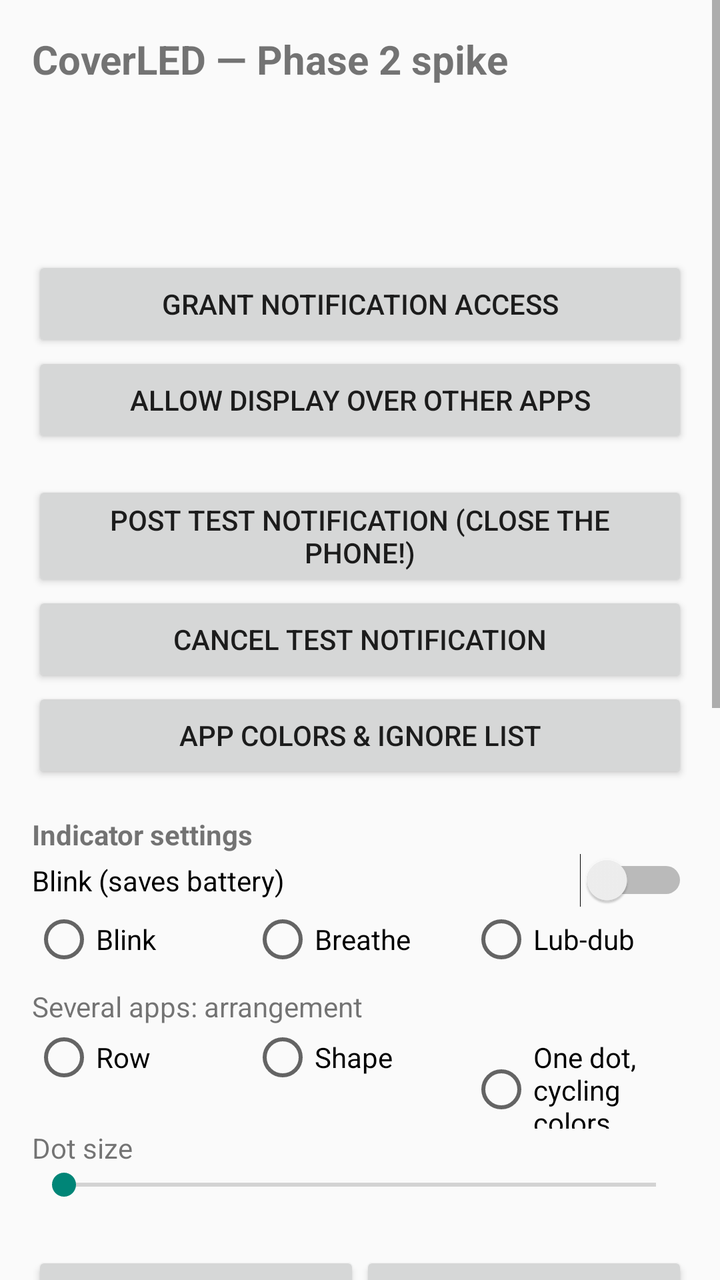
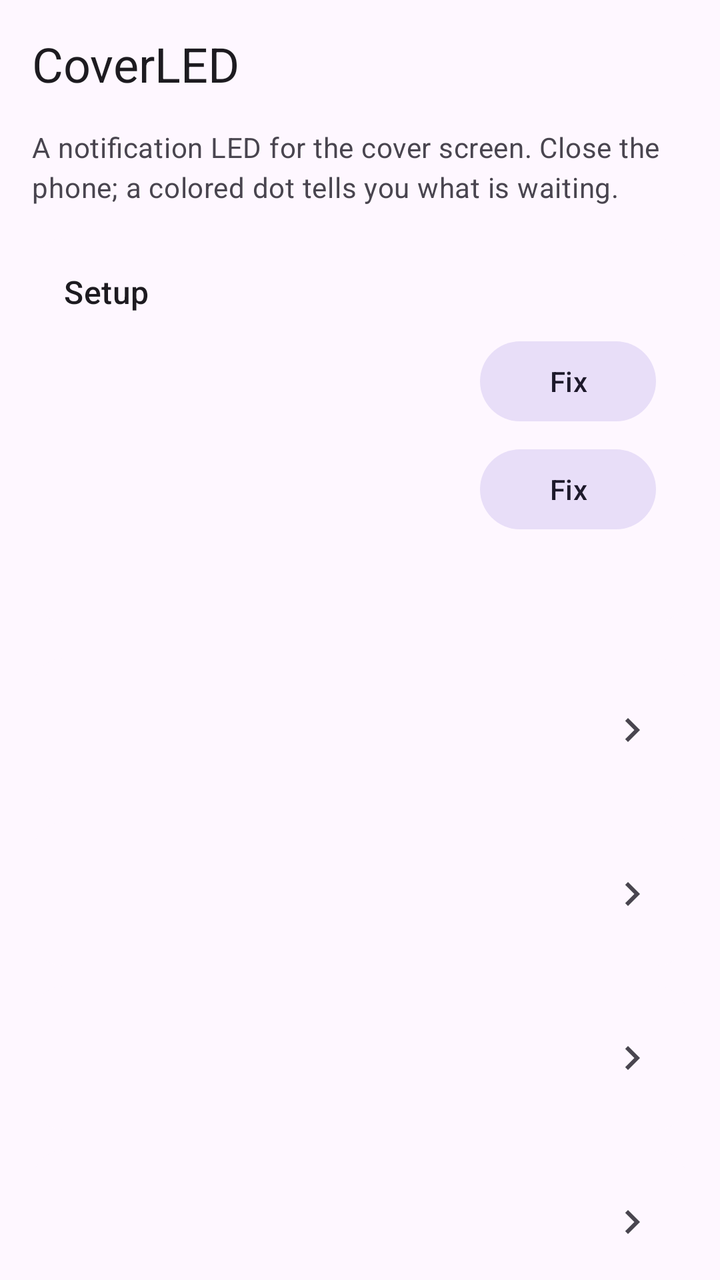

Compare the two renders of this Android layout. The source of the first and the diff that turns it into the second are given below.
<!-- AndroidManifest.xml: application theme Theme.CoverLED -->
<!-- res/layout/activity_main.xml -->
<?xml version="1.0" encoding="utf-8"?>
<ScrollView xmlns:android="http://schemas.android.com/apk/res/android"
    android:layout_width="match_parent"
    android:layout_height="match_parent">

    <LinearLayout
        android:layout_width="match_parent"
        android:layout_height="wrap_content"
        android:orientation="vertical"
        android:padding="16dp">

        <TextView
            android:layout_width="match_parent"
            android:layout_height="wrap_content"
            android:text="CoverLED — Phase 2 spike"
            android:textSize="20sp"
            android:textStyle="bold" />

        <TextView
            android:id="@+id/txtDisplays"
            android:layout_width="match_parent"
            android:layout_height="wrap_content"
            android:layout_marginTop="12dp"
            android:fontFamily="monospace"
            android:textSize="12sp" />

        <TextView
            android:id="@+id/txtFold"
            android:layout_width="match_parent"
            android:layout_height="wrap_content"
            android:layout_marginTop="12dp"
            android:fontFamily="monospace"
            android:textSize="12sp" />

        <TextView
            android:id="@+id/txtAccess"
            android:layout_width="match_parent"
            android:layout_height="wrap_content"
            android:layout_marginTop="12dp"
            android:fontFamily="monospace"
            android:textSize="12sp" />

        <Button
            android:id="@+id/btnAccess"
            android:layout_width="match_parent"
            android:layout_height="wrap_content"
            android:text="Grant notification access" />

        <Button
            android:id="@+id/btnOverlay"
            android:layout_width="match_parent"
            android:layout_height="wrap_content"
            android:text="Allow display over other apps" />

        <TextView
            android:id="@+id/txtState"
            android:layout_width="match_parent"
            android:layout_height="wrap_content"
            android:fontFamily="monospace"
            android:textSize="12sp" />

        <Button
            android:id="@+id/btnTestNotif"
            android:layout_width="match_parent"
            android:layout_height="wrap_content"
            android:text="Post test notification (close the phone!)" />

        <Button
            android:id="@+id/btnCancelNotif"
            android:layout_width="match_parent"
            android:layout_height="wrap_content"
            android:text="Cancel test notification" />

        <Button
            android:id="@+id/btnColors"
            android:layout_width="match_parent"
            android:layout_height="wrap_content"
            android:text="App colors &amp; ignore list" />

        <TextView
            android:layout_width="match_parent"
            android:layout_height="wrap_content"
            android:layout_marginTop="16dp"
            android:text="Indicator settings"
            android:textStyle="bold" />

        <Switch
            android:id="@+id/swBlink"
            android:layout_width="match_parent"
            android:layout_height="wrap_content"
            android:text="Blink (saves battery)" />

        <RadioGroup
            android:id="@+id/rgStyle"
            android:layout_width="match_parent"
            android:layout_height="wrap_content"
            android:orientation="horizontal">
            <RadioButton android:id="@+id/rbHard" android:layout_width="0dp" android:layout_weight="1" android:layout_height="wrap_content" android:text="Blink" />
            <RadioButton android:id="@+id/rbBreathe" android:layout_width="0dp" android:layout_weight="1" android:layout_height="wrap_content" android:text="Breathe" />
            <RadioButton android:id="@+id/rbLubdub" android:layout_width="0dp" android:layout_weight="1" android:layout_height="wrap_content" android:text="Lub-dub" />
        </RadioGroup>

        <TextView
            android:layout_width="match_parent"
            android:layout_height="wrap_content"
            android:layout_marginTop="8dp"
            android:text="Several apps: arrangement" />

        <RadioGroup
            android:id="@+id/rgArrangement"
            android:layout_width="match_parent"
            android:layout_height="wrap_content"
            android:orientation="horizontal">
            <RadioButton android:id="@+id/rbRow" android:layout_width="0dp" android:layout_weight="1" android:layout_height="wrap_content" android:text="Row" />
            <RadioButton android:id="@+id/rbGeometric" android:layout_width="0dp" android:layout_weight="1" android:layout_height="wrap_content" android:text="Shape" />
            <RadioButton android:id="@+id/rbCycle" android:layout_width="0dp" android:layout_weight="1" android:layout_height="wrap_content" android:text="One dot, cycling colors" />
        </RadioGroup>

        <TextView
            android:id="@+id/lblSize"
            android:layout_width="match_parent"
            android:layout_height="wrap_content"
            android:text="Dot size" />

        <SeekBar
            android:id="@+id/sbSize"
            android:layout_width="match_parent"
            android:layout_height="wrap_content"
            android:max="56" />

        <TextView
            android:id="@+id/txtShape"
            android:layout_width="match_parent"
            android:layout_height="wrap_content"
            android:layout_marginTop="8dp"
            android:textSize="12sp" />

        <LinearLayout
            android:layout_width="match_parent"
            android:layout_height="wrap_content"
            android:orientation="horizontal">
            <Button android:id="@+id/btnShape" android:layout_width="0dp" android:layout_weight="1" android:layout_height="wrap_content" android:text="Load shape PNG…" />
            <Button android:id="@+id/btnShapeClear" android:layout_width="0dp" android:layout_weight="1" android:layout_height="wrap_content" android:text="Use circles" />
        </LinearLayout>

        <Button
            android:id="@+id/btnPosition"
            android:layout_width="match_parent"
            android:layout_height="wrap_content"
            android:text="Dot position" />

        <TextView
            android:id="@+id/lblBlinkOn"
            android:layout_width="match_parent"
            android:layout_height="wrap_content"
            android:text="Beat length" />

        <SeekBar
            android:id="@+id/sbBlinkOn"
            android:layout_width="match_parent"
            android:layout_height="wrap_content"
            android:max="28" />

        <TextView
            android:id="@+id/lblBlinkOff"
            android:layout_width="match_parent"
            android:layout_height="wrap_content"
            android:text="Dark gap" />

        <SeekBar
            android:id="@+id/sbBlinkOff"
            android:layout_width="match_parent"
            android:layout_height="wrap_content"
            android:max="29" />

        <TextView
            android:id="@+id/lblBrightness"
            android:layout_width="match_parent"
            android:layout_height="wrap_content"
            android:text="Brightness" />

        <SeekBar
            android:id="@+id/sbBrightness"
            android:layout_width="match_parent"
            android:layout_height="wrap_content"
            android:max="99" />

        <Switch
            android:id="@+id/swBattery"
            android:layout_width="match_parent"
            android:layout_height="wrap_content"
            android:text="Show charging info under the dot" />

        <TextView
            android:layout_width="match_parent"
            android:layout_height="wrap_content"
            android:layout_marginTop="16dp"
            android:text="Manual indicator (debug)"
            android:textStyle="bold" />

        <Button
            android:id="@+id/btnShowNow"
            android:layout_width="match_parent"
            android:layout_height="wrap_content"
            android:layout_marginTop="16dp"
            android:text="Show dot on cover NOW" />

        <Button
            android:id="@+id/btnShowDelayed"
            android:layout_width="match_parent"
            android:layout_height="wrap_content"
            android:text="Show dot on cover in 8 s (close the phone!)" />

        <Button
            android:id="@+id/btnShowMulti"
            android:layout_width="match_parent"
            android:layout_height="wrap_content"
            android:text="Show 3 dots in 8 s" />

        <Button
            android:id="@+id/btnHide"
            android:layout_width="match_parent"
            android:layout_height="wrap_content"
            android:text="Hide indicator" />

        <TextView
            android:id="@+id/txtLog"
            android:layout_width="match_parent"
            android:layout_height="wrap_content"
            android:layout_marginTop="16dp"
            android:fontFamily="monospace"
            android:textSize="11sp" />
    </LinearLayout>
</ScrollView>
<!-- resources referenced by this layout -->
<resources>
  <style name="Theme.CoverLED" parent="Theme.AppCompat.DayNight.NoActionBar" />
</resources>

<!-- the commit's change to res/layout/activity_main.xml (unified diff, before → after) -->
@@ -1,234 +1,161 @@
 <?xml version="1.0" encoding="utf-8"?>
-<ScrollView xmlns:android="http://schemas.android.com/apk/res/android"
+<androidx.coordinatorlayout.widget.CoordinatorLayout xmlns:android="http://schemas.android.com/apk/res/android"
+    xmlns:app="http://schemas.android.com/apk/res-auto"
+    android:id="@+id/root"
     android:layout_width="match_parent"
-    android:layout_height="match_parent">
+    android:layout_height="match_parent"
+    android:background="?attr/colorSurface">
+
+    <com.google.android.material.appbar.AppBarLayout
+        android:id="@+id/appbar"
+        android:layout_width="match_parent"
+        android:layout_height="wrap_content"
+        android:fitsSystemWindows="true">
+
+        <com.google.android.material.appbar.MaterialToolbar
+            android:id="@+id/toolbar"
+            android:layout_width="match_parent"
+            android:layout_height="?attr/actionBarSize"
+            app:title="@string/app_name"
+            app:titleTextAppearance="?attr/textAppearanceHeadlineSmall" />
+    </com.google.android.material.appbar.AppBarLayout>
+
+    <androidx.core.widget.NestedScrollView
+        android:layout_width="match_parent"
+        android:layout_height="match_parent"
+        android:clipToPadding="false"
+        app:layout_behavior="@string/appbar_scrolling_view_behavior">
+
+        <LinearLayout
+            android:id="@+id/content"
+            android:layout_width="match_parent"
+            android:layout_height="wrap_content"
+            android:orientation="vertical"
+            android:paddingStart="16dp"
+            android:paddingEnd="16dp"
+            android:paddingBottom="24dp">
+
+            <TextView
+                android:layout_width="match_parent"
+                android:layout_height="wrap_content"
+                android:layout_marginBottom="16dp"
+                android:text="@string/home_tagline"
+                android:textAppearance="?attr/textAppearanceBodyMedium"
+                android:textColor="?attr/colorOnSurfaceVariant" />
+
+            
+            <com.google.android.material.card.MaterialCardView
+                android:id="@+id/cardSetup"
+                android:layout_width="match_parent"
+                android:layout_height="wrap_content"
+                android:layout_marginBottom="18dp"
+                app:cardCornerRadius="16dp"
+                app:cardElevation="0dp"
+                app:strokeWidth="0dp">
+
+                <LinearLayout
+                    android:layout_width="match_parent"
+                    android:layout_height="wrap_content"
+                    android:orientation="vertical"
+                    android:padding="16dp">
+
+                    <TextView
+                        android:layout_width="match_parent"
+                        android:layout_height="wrap_content"
+                        android:text="@string/setup_title"
+                        android:textAppearance="?attr/textAppearanceTitleMedium" />
+
+                    <LinearLayout
+                        android:layout_width="match_parent"
+                        android:layout_height="wrap_content"
+                        android:layout_marginTop="10dp"
+                        android:gravity="center_vertical"
+                        android:orientation="horizontal">
+                        <TextView android:id="@+id/txtNotif" android:layout_width="0dp" android:layout_height="wrap_content" android:layout_weight="1" android:textAppearance="?attr/textAppearanceBodyMedium" />
+                        <com.google.android.material.button.MaterialButton android:id="@+id/btnAccess" style="@style/Widget.Material3.Button.TonalButton" android:layout_width="wrap_content" android:layout_height="wrap_content" android:text="@string/fix" />
+                    </LinearLayout>
+
+                    <LinearLayout
+                        android:layout_width="match_parent"
+                        android:layout_height="wrap_content"
+                        android:layout_marginTop="6dp"
+                        android:gravity="center_vertical"
+                        android:orientation="horizontal">
+                        <TextView android:id="@+id/txtOverlay" android:layout_width="0dp" android:layout_height="wrap_content" android:layout_weight="1" android:textAppearance="?attr/textAppearanceBodyMedium" />
+                        <com.google.android.material.button.MaterialButton android:id="@+id/btnOverlay" style="@style/Widget.Material3.Button.TonalButton" android:layout_width="wrap_content" android:layout_height="wrap_content" android:text="@string/fix" />
+                    </LinearLayout>
+
+                    <TextView
+                        android:id="@+id/txtState"
+                        android:layout_width="match_parent"
+                        android:layout_height="wrap_content"
+                        android:layout_marginTop="10dp"
+                        android:textAppearance="?attr/textAppearanceBodySmall"
+                        android:textColor="?attr/colorOnSurfaceVariant" />
+                </LinearLayout>
+            </com.google.android.material.card.MaterialCardView>
+
+            <include android:id="@+id/catBeat" layout="@layout/item_category" />
+            <include android:id="@+id/catLayout" layout="@layout/item_category" />
+            <include android:id="@+id/catShape" layout="@layout/item_category" />
+            <include android:id="@+id/catApps" layout="@layout/item_category" />
+            <include android:id="@+id/catPosition" layout="@layout/item_category" />
+            <include android:id="@+id/catDev" layout="@layout/item_category" />
+        </LinearLayout>
+    </androidx.core.widget.NestedScrollView>
+</androidx.coordinatorlayout.widget.CoordinatorLayout>
+<!-- res/layout/item_category.xml (included above) -->
+<?xml version="1.0" encoding="utf-8"?>
+<com.google.android.material.card.MaterialCardView xmlns:android="http://schemas.android.com/apk/res/android"
+    xmlns:app="http://schemas.android.com/apk/res-auto"
+    android:layout_width="match_parent"
+    android:layout_height="wrap_content"
+    android:layout_marginBottom="10dp"
+    android:clickable="true"
+    android:focusable="true"
+    app:cardCornerRadius="16dp"
+    app:cardElevation="0dp"
+    app:strokeWidth="0dp">
 
     <LinearLayout
         android:layout_width="match_parent"
         android:layout_height="wrap_content"
-        android:orientation="vertical"
+        android:gravity="center_vertical"
+        android:orientation="horizontal"
         android:padding="16dp">
 
         <TextView
-            android:layout_width="match_parent"
-            android:layout_height="wrap_content"
-            android:text="CoverLED — Phase 2 spike"
-            android:textSize="20sp"
-            android:textStyle="bold" />
-
-        <TextView
-            android:id="@+id/txtDisplays"
-            android:layout_width="match_parent"
-            android:layout_height="wrap_content"
-            android:layout_marginTop="12dp"
-            android:fontFamily="monospace"
-            android:textSize="12sp" />
-
-        <TextView
-            android:id="@+id/txtFold"
-            android:layout_width="match_parent"
-            android:layout_height="wrap_content"
-            android:layout_marginTop="12dp"
-            android:fontFamily="monospace"
-            android:textSize="12sp" />
-
-        <TextView
-            android:id="@+id/txtAccess"
-            android:layout_width="match_parent"
-            android:layout_height="wrap_content"
-            android:layout_marginTop="12dp"
-            android:fontFamily="monospace"
-            android:textSize="12sp" />
-
-        <Button
-            android:id="@+id/btnAccess"
-            android:layout_width="match_parent"
-            android:layout_height="wrap_content"
-            android:text="Grant notification access" />
-
-        <Button
-            android:id="@+id/btnOverlay"
-            android:layout_width="match_parent"
-            android:layout_height="wrap_content"
-            android:text="Allow display over other apps" />
-
-        <TextView
-            android:id="@+id/txtState"
-            android:layout_width="match_parent"
-            android:layout_height="wrap_content"
-            android:fontFamily="monospace"
-            android:textSize="12sp" />
-
-        <Button
-            android:id="@+id/btnTestNotif"
-            android:layout_width="match_parent"
-            android:layout_height="wrap_content"
-            android:text="Post test notification (close the phone!)" />
-
-        <Button
-            android:id="@+id/btnCancelNotif"
-            android:layout_width="match_parent"
-            android:layout_height="wrap_content"
-            android:text="Cancel test notification" />
-
-        <Button
-            android:id="@+id/btnColors"
-            android:layout_width="match_parent"
-            android:layout_height="wrap_content"
-            android:text="App colors &amp; ignore list" />
-
-        <TextView
-            android:layout_width="match_parent"
-            android:layout_height="wrap_content"
-            android:layout_marginTop="16dp"
-            android:text="Indicator settings"
-            android:textStyle="bold" />
-
-        <Switch
-            android:id="@+id/swBlink"
-            android:layout_width="match_parent"
-            android:layout_height="wrap_content"
-            android:text="Blink (saves battery)" />
-
-        <RadioGroup
-            android:id="@+id/rgStyle"
-            android:layout_width="match_parent"
-            android:layout_height="wrap_content"
-            android:orientation="horizontal">
-            <RadioButton android:id="@+id/rbHard" android:layout_width="0dp" android:layout_weight="1" android:layout_height="wrap_content" android:text="Blink" />
-            <RadioButton android:id="@+id/rbBreathe" android:layout_width="0dp" android:layout_weight="1" android:layout_height="wrap_content" android:text="Breathe" />
-            <RadioButton android:id="@+id/rbLubdub" android:layout_width="0dp" android:layout_weight="1" android:layout_height="wrap_content" android:text="Lub-dub" />
-        </RadioGroup>
-
-        <TextView
-            android:layout_width="match_parent"
-            android:layout_height="wrap_content"
-            android:layout_marginTop="8dp"
-            android:text="Several apps: arrangement" />
-
-        <RadioGroup
-            android:id="@+id/rgArrangement"
-            android:layout_width="match_parent"
-            android:layout_height="wrap_content"
-            android:orientation="horizontal">
-            <RadioButton android:id="@+id/rbRow" android:layout_width="0dp" android:layout_weight="1" android:layout_height="wrap_content" android:text="Row" />
-            <RadioButton android:id="@+id/rbGeometric" android:layout_width="0dp" android:layout_weight="1" android:layout_height="wrap_content" android:text="Shape" />
-            <RadioButton android:id="@+id/rbCycle" android:layout_width="0dp" android:layout_weight="1" android:layout_height="wrap_content" android:text="One dot, cycling colors" />
-        </RadioGroup>
-
-        <TextView
-            android:id="@+id/lblSize"
-            android:layout_width="match_parent"
-            android:layout_height="wrap_content"
-            android:text="Dot size" />
-
-        <SeekBar
-            android:id="@+id/sbSize"
-            android:layout_width="match_parent"
-            android:layout_height="wrap_content"
-            android:max="56" />
-
-        <TextView
-            android:id="@+id/txtShape"
-            android:layout_width="match_parent"
-            android:layout_height="wrap_content"
-            android:layout_marginTop="8dp"
-            android:textSize="12sp" />
+            android:id="@+id/emoji"
+            android:layout_width="40dp"
+            android:layout_height="40dp"
+            android:gravity="center"
+            android:textSize="22sp" />
 
         <LinearLayout
-            android:layout_width="match_parent"
+            android:layout_width="0dp"
             android:layout_height="wrap_content"
-            android:orientation="horizontal">
-            <Button android:id="@+id/btnShape" android:layout_width="0dp" android:layout_weight="1" android:layout_height="wrap_content" android:text="Load shape PNG…" />
-            <Button android:id="@+id/btnShapeClear" android:layout_width="0dp" android:layout_weight="1" android:layout_height="wrap_content" android:text="Use circles" />
+            android:layout_marginStart="12dp"
+            android:layout_weight="1"
+            android:orientation="vertical">
+
+            <TextView
+                android:id="@+id/title"
+                android:layout_width="match_parent"
+                android:layout_height="wrap_content"
+                android:textAppearance="?attr/textAppearanceTitleMedium" />
+
+            <TextView
+                android:id="@+id/subtitle"
+                android:layout_width="match_parent"
+                android:layout_height="wrap_content"
+                android:textAppearance="?attr/textAppearanceBodySmall"
+                android:textColor="?attr/colorOnSurfaceVariant" />
         </LinearLayout>
 
-        <Button
-            android:id="@+id/btnPosition"
-            android:layout_width="match_parent"
-            android:layout_height="wrap_content"
-            android:text="Dot position" />
-
-        <TextView
-            android:id="@+id/lblBlinkOn"
-            android:layout_width="match_parent"
-            android:layout_height="wrap_content"
-            android:text="Beat length" />
-
-        <SeekBar
-            android:id="@+id/sbBlinkOn"
-            android:layout_width="match_parent"
-            android:layout_height="wrap_content"
-            android:max="28" />
-
-        <TextView
-            android:id="@+id/lblBlinkOff"
-            android:layout_width="match_parent"
-            android:layout_height="wrap_content"
-            android:text="Dark gap" />
-
-        <SeekBar
-            android:id="@+id/sbBlinkOff"
-            android:layout_width="match_parent"
-            android:layout_height="wrap_content"
-            android:max="29" />
-
-        <TextView
-            android:id="@+id/lblBrightness"
-            android:layout_width="match_parent"
-            android:layout_height="wrap_content"
-            android:text="Brightness" />
-
-        <SeekBar
-            android:id="@+id/sbBrightness"
-            android:layout_width="match_parent"
-            android:layout_height="wrap_content"
-            android:max="99" />
-
-        <Switch
-            android:id="@+id/swBattery"
-            android:layout_width="match_parent"
-            android:layout_height="wrap_content"
-            android:text="Show charging info under the dot" />
-
-        <TextView
-            android:layout_width="match_parent"
-            android:layout_height="wrap_content"
-            android:layout_marginTop="16dp"
-            android:text="Manual indicator (debug)"
-            android:textStyle="bold" />
-
-        <Button
-            android:id="@+id/btnShowNow"
-            android:layout_width="match_parent"
-            android:layout_height="wrap_content"
-            android:layout_marginTop="16dp"
-            android:text="Show dot on cover NOW" />
-
-        <Button
-            android:id="@+id/btnShowDelayed"
-            android:layout_width="match_parent"
-            android:layout_height="wrap_content"
-            android:text="Show dot on cover in 8 s (close the phone!)" />
-
-        <Button
-            android:id="@+id/btnShowMulti"
-            android:layout_width="match_parent"
-            android:layout_height="wrap_content"
-            android:text="Show 3 dots in 8 s" />
-
-        <Button
-            android:id="@+id/btnHide"
-            android:layout_width="match_parent"
-            android:layout_height="wrap_content"
-            android:text="Hide indicator" />
-
-        <TextView
-            android:id="@+id/txtLog"
-            android:layout_width="match_parent"
-            android:layout_height="wrap_content"
-            android:layout_marginTop="16dp"
-            android:fontFamily="monospace"
-            android:textSize="11sp" />
+        <ImageView
+            android:layout_width="24dp"
+            android:layout_height="24dp"
+            android:contentDescription="@null"
+            android:src="@drawable/ic_chevron" />
     </LinearLayout>
-</ScrollView>
+</com.google.android.material.card.MaterialCardView>
<!-- resource entries referenced after the edit -->
@@ -1,5 +1,21 @@
 <!-- resources referenced by this layout -->
 <resources>
-  <style name="Theme.CoverLED" parent="Theme.AppCompat.DayNight.NoActionBar" />
+  <!-- drawable ic_chevron (drawable) -->
+  <vector xmlns:android="http://schemas.android.com/apk/res/android"
+      android:width="24dp" android:height="24dp" android:viewportWidth="24" android:viewportHeight="24"
+      android:tint="?attr/colorOnSurfaceVariant">
+      <path android:fillColor="#FF000000" android:pathData="M10,6L8.59,7.41 13.17,12l-4.58,4.59L10,18l6,-6z"/>
+  </vector>
+  <string name="app_name">CoverLED</string>
+  <string name="fix">Fix</string>
+  <string name="home_tagline">A notification LED for the cover screen. Close the phone; a colored dot tells you what is waiting.</string>
+  <string name="setup_title">Setup</string>
+  <style name="Theme.CoverLED" parent="Theme.Material3.DayNight.NoActionBar">
+          <item name="colorPrimary">@color/accent</item>
+          <item name="colorSecondary">@color/accent</item>
+          <item name="android:statusBarColor">@android:color/transparent</item>
+          <item name="android:navigationBarColor">@android:color/transparent</item>
+      </style>
+  <color name="accent">#FF9800</color>
 </resources>
 
